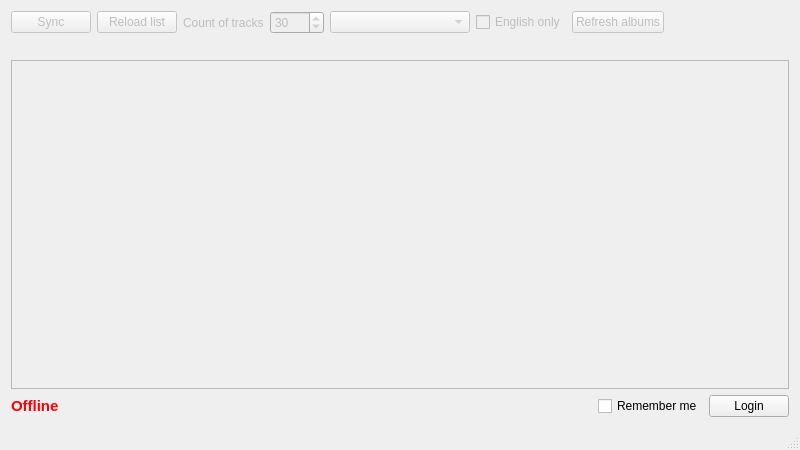
Qt form src/mainwindow.ui (LeoSko/VKMusicSync) before a commit.
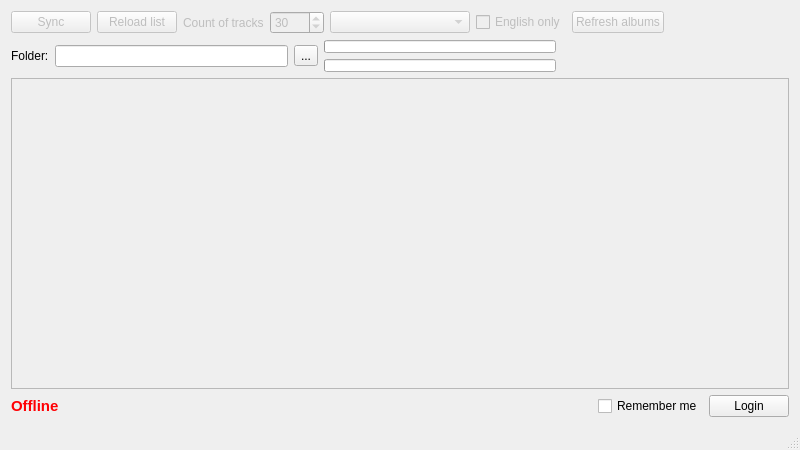
The same form after that commit. Icons and pictures are not drawn.

Commit message: #3: Added folder selector and "Sync" button

The edit to the form file:
```diff
--- a/src/mainwindow.ui
+++ b/src/mainwindow.ui
@@ -14,7 +14,7 @@
    <string>VKMusicSync</string>
   </property>
   <widget class="QWidget" name="centralWidget">
-   <layout class="QVBoxLayout" name="verticalLayout">
+   <layout class="QVBoxLayout" name="verticalLayout_2">
     <item>
      <layout class="QHBoxLayout" name="horizontalLayout">
       <item>
@@ -120,6 +120,69 @@
      </layout>
     </item>
     <item>
+     <layout class="QHBoxLayout" name="horizontalLayout_3">
+      <item>
+       <widget class="QLabel" name="folderLbl">
+        <property name="text">
+         <string>Folder:</string>
+        </property>
+       </widget>
+      </item>
+      <item>
+       <widget class="QLineEdit" name="folderLineEdit">
+        <property name="readOnly">
+         <bool>true</bool>
+        </property>
+       </widget>
+      </item>
+      <item>
+       <widget class="QToolButton" name="folderToolButton">
+        <property name="text">
+         <string>...</string>
+        </property>
+       </widget>
+      </item>
+      <item>
+       <layout class="QVBoxLayout" name="verticalLayout">
+        <item>
+         <widget class="QProgressBar" name="progressBarFile">
+          <property name="font">
+           <font>
+            <pointsize>3</pointsize>
+           </font>
+          </property>
+          <property name="value">
+           <number>0</number>
+          </property>
+          <property name="textVisible">
+           <bool>false</bool>
+          </property>
+         </widget>
+        </item>
+        <item>
+         <widget class="QProgressBar" name="progressBarAll">
+          <property name="font">
+           <font>
+            <pointsize>3</pointsize>
+           </font>
+          </property>
+          <property name="value">
+           <number>0</number>
+          </property>
+          <property name="alignment">
+           <set>Qt::AlignLeading|Qt::AlignLeft|Qt::AlignVCenter</set>
+          </property>
+          <property name="textVisible">
+           <bool>false</bool>
+          </property>
+          <property name="invertedAppearance">
+           <bool>false</bool>
+          </property>
+         </widget>
+        </item>
+       </layout>
+      </item>
+      <item>
      <spacer name="horizontalSpacer_3">
       <property name="orientation">
        <enum>Qt::Horizontal</enum>
@@ -131,6 +194,8 @@
        </size>
       </property>
      </spacer>
+      </item>
+     </layout>
     </item>
     <item>
      <widget class="QListWidget" name="audioList">
```
Lines whose indentation alone changed are shown as unchanged. The commit also changes 4 other files.
